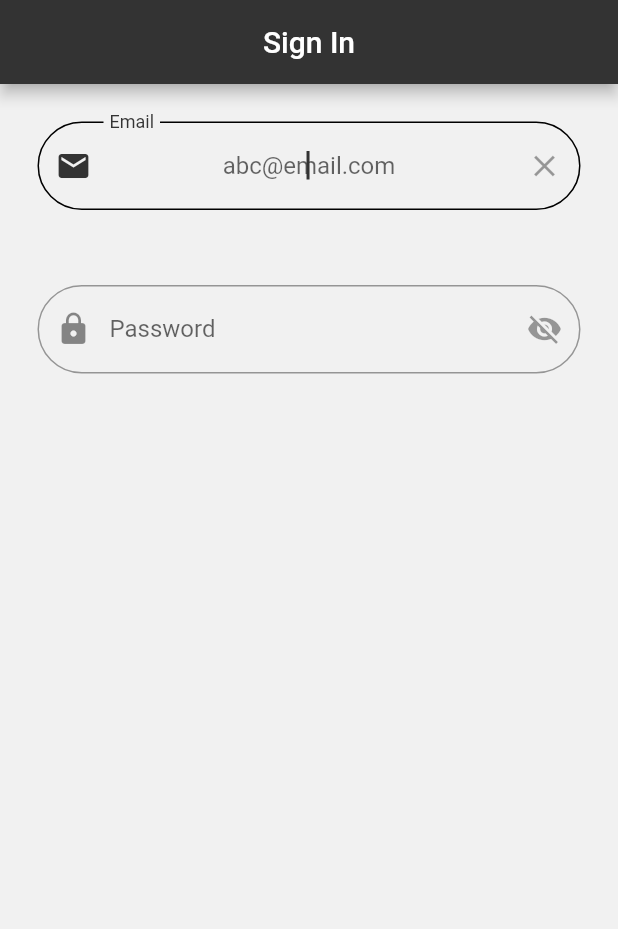
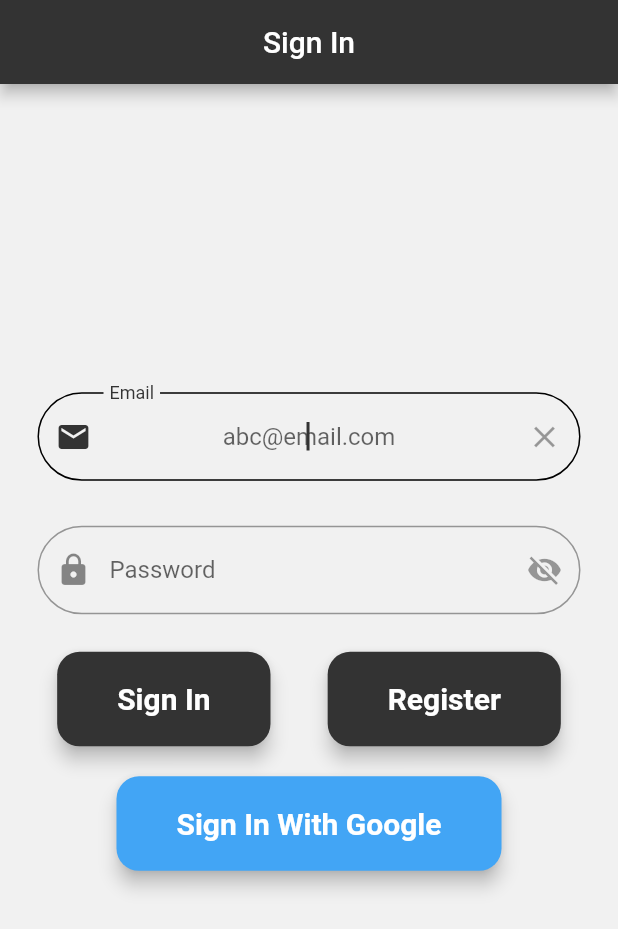
Before and after one commit to ShahilJha/Skef-ra_task_diary, a Flutter app: the screen it shows after launch, after a tap on the "add" icon, on a phone screen of 412 x 824 dp. Shown: the top 929 px of the screen. Run offline on Flutter 3.47's test engine with Material 2 defaults, Android fonts, the phone set to English and light mode, and no system bars; our stand-ins replace auto_route, bloc, dartz, firebase_auth, firebase_core, flutter_bloc and 5 more; accounts and stored records are empty.

Commit message:
feat: partial add to UI

```diff
--- a/lib/presentation/pages/sign_in/local_widgets/sign_in_form.dart
+++ b/lib/presentation/pages/sign_in/local_widgets/sign_in_form.dart
@@ -1,6 +1,7 @@
 import 'package:flutter/material.dart';
 import 'package:flutter_bloc/flutter_bloc.dart';
 import 'package:skefra_task_diary/application/auth/sign_in_form/sign_in_form_bloc.dart';
+import 'package:skefra_task_diary/presentation/widgets/app_button.dart';
 import 'package:skefra_task_diary/presentation/widgets/app_text_field.dart';
 
 class SignInForm extends StatelessWidget {
@@ -8,6 +9,7 @@ class SignInForm extends StatelessWidget {
 
   @override
   Widget build(BuildContext context) {
+    final _bloc = context.read<SignInFormBloc>();
     return BlocConsumer<SignInFormBloc, SignInFormState>(
       listener: (context, state) {},
       builder: (context, state) {
@@ -19,17 +21,72 @@ class SignInForm extends StatelessWidget {
               height: screenHeight,
               child: Center(
                 child: Form(
-                  child: ListView(
+                  autovalidateMode: state.showErrorMessages
+                      ? AutovalidateMode.always
+                      : AutovalidateMode.disabled,
+                  child: Column(
+                    mainAxisSize: MainAxisSize.min,
                     children: [
                       AppTextField(
                         autoFocus: true,
                         textFieldType: TextFieldType.email,
                         labelText: 'Email',
+                        onChanged: (value) =>
+                            _bloc.add(SignInFormEvent.emailChanged(value)),
+                        validator: (_) => _bloc.state.emailAddress.value.fold(
+                          (leftFailure) => leftFailure.maybeMap(
+                            invalidEmail: (_) => 'Invalid Email',
+                            orElse: () => null,
+                          ),
+                          (r) => null,
+                        ),
                       ),
                       AppTextField(
                         textFieldType: TextFieldType.password,
                         labelText: 'Password',
+                        onChanged: (value) =>
+                            _bloc.add(SignInFormEvent.passwordChanged(value)),
+                        validator: (_) => _bloc.state.password.value.fold(
+                          (leftFailure) => leftFailure.maybeMap(
+                            shortPassword: (_) => 'Invalid Password',
+                            orElse: () => null,
+                          ),
+                          (r) => null,
+                        ),
                       ),
+                      Row(
+                        mainAxisAlignment: MainAxisAlignment.spaceEvenly,
+                        children: [
+                          AppButton(
+                              name: 'Sign In',
+                              onPressed: () {
+                                debugPrint('Clicked Signin');
+                                _bloc.add(
+                                  const SignInFormEvent
+                                      .signInWithEmailAndPasswordPressed(),
+                                );
+                              }),
+                          AppButton(
+                              name: 'Register',
+                              onPressed: () {
+                                debugPrint('Clicked register');
+
+                                _bloc.add(
+                                  const SignInFormEvent
+                                      .registerWithEmailAndPasswordPressed(),
+                                );
+                              }),
+                        ],
+                      ),
+                      AppButton(
+                          name: 'Sign In With Google',
+                          color: Colors.blue.shade400,
+                          onPressed: () {
+                            debugPrint('Clicked with google');
+                            _bloc.add(
+                              const SignInFormEvent.signInWithGooglePressed(),
+                            );
+                          }),
                     ],
                   ),
                 ),
--- a/lib/presentation/widgets/app_button.dart
+++ b/lib/presentation/widgets/app_button.dart
@@ -7,6 +7,7 @@ class AppButton extends StatelessWidget {
   final EdgeInsetsGeometry? padding;
   final EdgeInsetsGeometry? margin;
   final AlignmentGeometry? alignment;
+  final Color? color;
   const AppButton({
     Key? key,
     required this.name,
@@ -14,6 +15,7 @@ class AppButton extends StatelessWidget {
     this.padding,
     this.margin,
     this.alignment,
+    this.color,
   }) : super(key: key);
 
   @override
@@ -23,7 +25,7 @@ class AppButton extends StatelessWidget {
       child: ElevatedButton(
         child: Text(name),
         style: ElevatedButton.styleFrom(
-          primary: Theme.of(context).primaryColor,
+          primary: color ?? Theme.of(context).primaryColor,
           elevation: 5.0,
           shape:
               RoundedRectangleBorder(borderRadius: BorderRadius.circular(15)),
--- a/lib/presentation/widgets/app_text_field.dart
+++ b/lib/presentation/widgets/app_text_field.dart
@@ -61,7 +61,7 @@ class AppTextField extends StatelessWidget {
         ],
       ).value!,
     );
-    const _margin = EdgeInsets.symmetric(vertical: 25);
+    const _margin = EdgeInsets.symmetric(vertical: 15);
     switch (textFieldType) {
       case TextFieldType.email:
         return Container(
```
Also changed, not shown: lib/application/auth/sign_in_form/sign_in_form_bloc.dart (+7 -4 lines).
